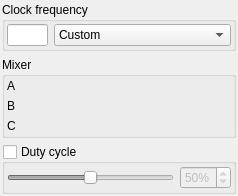
This is apps/zxtune-qt/ui/preferences/aym.ui in vitamin-caig/zxtune as Qt 5 draws it before an edit. The edited form follows.
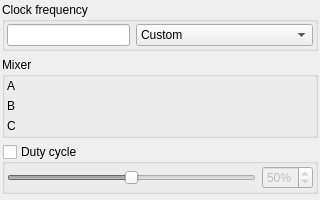
This is the edited form.

```diff
--- a/apps/zxtune-qt/ui/preferences/aym.ui
+++ b/apps/zxtune-qt/ui/preferences/aym.ui
@@ -6,8 +6,8 @@
    <rect>
     <x>0</x>
     <y>0</y>
-    <width>238</width>
-    <height>190</height>
+    <width>320</width>
+    <height>200</height>
    </rect>
   </property>
   <property name="windowTitle">
@@ -35,6 +35,12 @@
       </item>
       <item>
        <widget class="QComboBox" name="clockRatePresets">
+        <property name="sizePolicy">
+         <sizepolicy hsizetype="Maximum" vsizetype="Fixed">
+          <horstretch>0</horstretch>
+          <verstretch>0</verstretch>
+         </sizepolicy>
+        </property>
         <item>
          <property name="text">
           <string>Custom</string>
@@ -164,6 +170,19 @@
      </layout>
     </widget>
    </item>
+   <item>
+    <spacer name="verticalSpacer">
+     <property name="orientation">
+      <enum>Qt::Vertical</enum>
+     </property>
+     <property name="sizeHint" stdset="0">
+      <size>
+       <width>20</width>
+       <height>40</height>
+      </size>
+     </property>
+    </spacer>
+   </item>
   </layout>
  </widget>
  <resources/>
```
